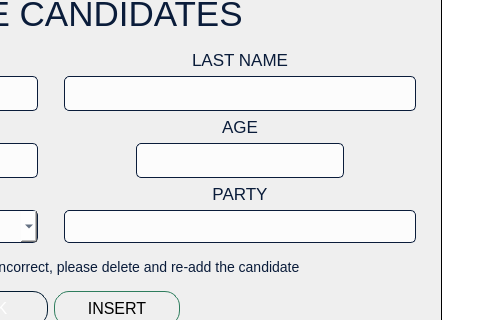
Above: VVM/candidatesmanagement.ui from GuisadongManok/PolliTech-VVM before the change; both pictures show x 342 to 822 and y 171 to 491 of the 1560 by 662 pixel window. Below: the same form after it.
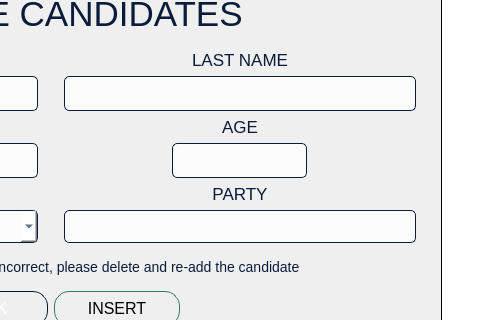
That is the form after the change. Icons and pictures are not drawn.

```diff
--- a/VVM/candidatesmanagement.ui
+++ b/VVM/candidatesmanagement.ui
@@ -391,13 +391,13 @@
                  </property>
                  <property name="minimumSize">
                   <size>
-                   <width>208</width>
+                   <width>135</width>
                    <height>35</height>
                   </size>
                  </property>
                  <property name="maximumSize">
                   <size>
-                   <width>208</width>
+                   <width>135</width>
                    <height>35</height>
                   </size>
                  </property>
```
